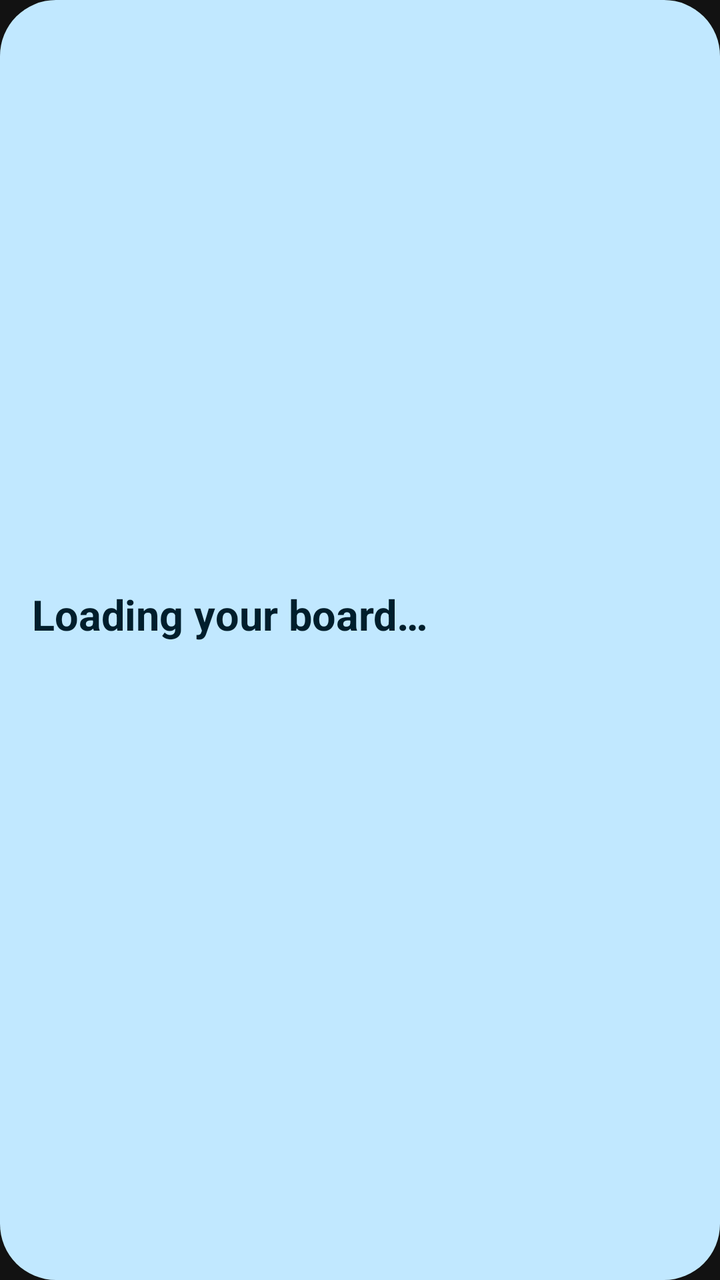
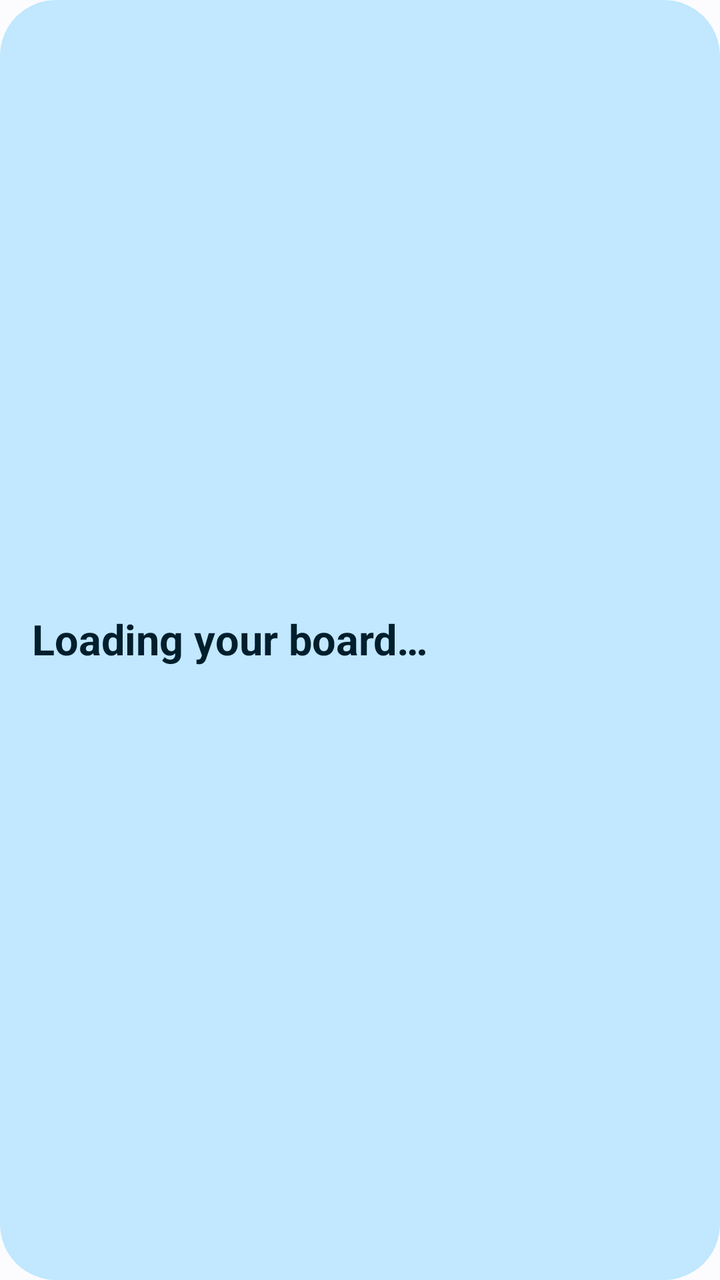

Compare the two renders of this Android layout. The source of the first and the diff that turns it into the second are given below.
<!-- AndroidManifest.xml: application theme Theme.MuseBoard -->
<!-- res/layout/widget_focus.xml -->
<?xml version="1.0" encoding="utf-8"?>
<LinearLayout xmlns:android="http://schemas.android.com/apk/res/android"
    android:id="@android:id/background"
    android:layout_width="match_parent"
    android:layout_height="match_parent"
    android:background="@drawable/mb_widget_bg"
    android:gravity="center_vertical"
    android:orientation="vertical"
    android:padding="16dp">

    <LinearLayout
        android:layout_width="match_parent"
        android:layout_height="wrap_content"
        android:gravity="center_vertical"
        android:orientation="horizontal">

        <LinearLayout
            android:layout_width="0dp"
            android:layout_height="wrap_content"
            android:layout_weight="1"
            android:orientation="vertical">

            <LinearLayout
                android:layout_width="match_parent"
                android:layout_height="wrap_content"
                android:orientation="horizontal">

                <TextView
                    android:id="@+id/mb_meta"
                    android:layout_width="0dp"
                    android:layout_height="wrap_content"
                    android:layout_weight="1"
                    android:ellipsize="end"
                    android:letterSpacing="0.08"
                    android:maxLines="1"
                    android:textAllCaps="true"
                    android:textColor="@color/mb_muted"
                    android:textSize="11sp" />

                <TextView
                    android:id="@+id/mb_count"
                    android:layout_width="wrap_content"
                    android:layout_height="wrap_content"
                    android:layout_marginStart="8dp"
                    android:maxLines="1"
                    android:textColor="@color/mb_muted"
                    android:textSize="11sp" />
            </LinearLayout>

            <TextView
                android:id="@+id/mb_step"
                android:layout_width="match_parent"
                android:layout_height="wrap_content"
                android:layout_marginTop="6dp"
                android:ellipsize="end"
                android:maxLines="2"
                android:text="@string/widget_loading"
                android:textColor="@color/mb_on_surface"
                android:textSize="21sp"
                android:textStyle="bold" />

            <TextView
                android:id="@+id/mb_task"
                android:layout_width="match_parent"
                android:layout_height="wrap_content"
                android:layout_marginTop="4dp"
                android:ellipsize="end"
                android:maxLines="1"
                android:textColor="@color/mb_muted"
                android:textSize="13sp" />

            <TextView
                android:id="@+id/mb_then"
                android:layout_width="match_parent"
                android:layout_height="wrap_content"
                android:layout_marginTop="8dp"
                android:ellipsize="end"
                android:maxLines="1"
                android:textColor="@color/mb_muted"
                android:textSize="12sp" />
        </LinearLayout>

        <LinearLayout
            android:layout_width="wrap_content"
            android:layout_height="wrap_content"
            android:layout_marginStart="12dp"
            android:gravity="center_horizontal"
            android:orientation="vertical">

            <ImageView
                android:id="@+id/mb_btn_done"
                android:layout_width="60dp"
                android:layout_height="60dp"
                android:background="@drawable/mb_done_bg"
                android:contentDescription="@string/done_label"
                android:scaleType="center"
                android:src="@drawable/mb_ic_check"
                android:visibility="gone" />

            <TextView
                android:id="@+id/mb_btn_later"
                android:layout_width="wrap_content"
                android:layout_height="44dp"
                android:gravity="center"
                android:minWidth="60dp"
                android:paddingStart="8dp"
                android:paddingEnd="8dp"
                android:text="@string/later"
                android:textColor="@color/mb_muted"
                android:textSize="14sp"
                android:visibility="gone" />
        </LinearLayout>
    </LinearLayout>

    
    <LinearLayout
        android:id="@+id/mb_upnext"
        android:layout_width="match_parent"
        android:layout_height="wrap_content"
        android:layout_marginTop="14dp"
        android:background="@drawable/mb_inset_bg"
        android:orientation="vertical"
        android:paddingStart="14dp"
        android:paddingTop="6dp"
        android:paddingEnd="14dp"
        android:paddingBottom="6dp"
        android:visibility="gone">

        <LinearLayout
            android:id="@+id/mb_up_1"
            android:layout_width="match_parent"
            android:layout_height="wrap_content"
            android:orientation="horizontal"
            android:paddingTop="7dp"
            android:paddingBottom="7dp"
            android:visibility="gone">

            <TextView
                android:id="@+id/mb_up_1_title"
                android:layout_width="0dp"
                android:layout_height="wrap_content"
                android:layout_weight="1"
                android:ellipsize="end"
                android:maxLines="1"
                android:textColor="@color/mb_on_surface"
                android:textSize="14sp" />

            <TextView
                android:id="@+id/mb_up_1_when"
                android:layout_width="wrap_content"
                android:layout_height="wrap_content"
                android:layout_marginStart="12dp"
                android:textColor="@color/mb_muted"
                android:textSize="13sp" />
        </LinearLayout>

        <LinearLayout
            android:id="@+id/mb_up_2"
            android:layout_width="match_parent"
            android:layout_height="wrap_content"
            android:orientation="horizontal"
            android:paddingTop="7dp"
            android:paddingBottom="7dp"
            android:visibility="gone">

            <TextView
                android:id="@+id/mb_up_2_title"
                android:layout_width="0dp"
                android:layout_height="wrap_content"
                android:layout_weight="1"
                android:ellipsize="end"
                android:maxLines="1"
                android:textColor="@color/mb_on_surface"
                android:textSize="14sp" />

            <TextView
                android:id="@+id/mb_up_2_when"
                android:layout_width="wrap_content"
                android:layout_height="wrap_content"
                android:layout_marginStart="12dp"
                android:textColor="@color/mb_muted"
                android:textSize="13sp" />
        </LinearLayout>

        <LinearLayout
            android:id="@+id/mb_up_3"
            android:layout_width="match_parent"
            android:layout_height="wrap_content"
            android:orientation="horizontal"
            android:paddingTop="7dp"
            android:paddingBottom="7dp"
            android:visibility="gone">

            <TextView
                android:id="@+id/mb_up_3_title"
                android:layout_width="0dp"
                android:layout_height="wrap_content"
                android:layout_weight="1"
                android:ellipsize="end"
                android:maxLines="1"
                android:textColor="@color/mb_on_surface"
                android:textSize="14sp" />

            <TextView
                android:id="@+id/mb_up_3_when"
                android:layout_width="wrap_content"
                android:layout_height="wrap_content"
                android:layout_marginStart="12dp"
                android:textColor="@color/mb_muted"
                android:textSize="13sp" />
        </LinearLayout>
    </LinearLayout>

</LinearLayout>
<!-- resources referenced by this layout -->
<resources>
  <color name="mb_muted">#3a4a6b</color>
  <color name="mb_on_surface">#001a41</color>
  <!-- drawable mb_done_bg (drawable) -->
  <?xml version="1.0" encoding="utf-8"?>
  <shape xmlns:android="http://schemas.android.com/apk/res/android"
      android:shape="oval">
      <solid android:color="@color/mb_primary" />
  </shape>
  <!-- drawable mb_ic_check (drawable) -->
  <?xml version="1.0" encoding="utf-8"?>
  <vector xmlns:android="http://schemas.android.com/apk/res/android"
      android:width="28dp"
      android:height="28dp"
      android:viewportWidth="24"
      android:viewportHeight="24">
      <path
          android:fillColor="#00000000"
          android:pathData="M5,12.5 L9.5,17 L19,7.5"
          android:strokeWidth="2.6"
          android:strokeColor="@color/mb_on_primary"
          android:strokeLineCap="round"
          android:strokeLineJoin="round" />
  </vector>
  <!-- drawable mb_inset_bg (drawable) -->
  <?xml version="1.0" encoding="utf-8"?>
  <shape xmlns:android="http://schemas.android.com/apk/res/android"
      android:shape="rectangle">
      <solid android:color="@color/mb_inset" />
      <corners android:radius="@dimen/mb_radius_inner" />
  </shape>
  <!-- drawable mb_widget_bg (drawable) -->
  <?xml version="1.0" encoding="utf-8"?>
  <shape xmlns:android="http://schemas.android.com/apk/res/android"
      android:shape="rectangle">
      <solid android:color="@color/mb_surface" />
      <corners android:radius="@dimen/mb_radius" />
  </shape>
  <string name="done_label">Done</string>
  <string name="later">Later</string>
  <string name="widget_loading">Loading your board…</string>
  <style name="Theme.MuseBoard" parent="android:Theme.Material.NoActionBar">
          <item name="android:windowBackground">@color/widget_bg</item>
          <item name="android:textColorPrimary">@color/text</item>
          <item name="android:textColorSecondary">@color/muted</item>
          <item name="android:colorPrimary">@color/accent</item>
          <item name="android:colorPrimaryDark">@color/widget_bg</item>
          <item name="android:colorAccent">@color/accent</item>
      </style>
  <color name="mb_primary">#2b5bb5</color>
  <color name="mb_on_primary">#ffffff</color>
  <color name="mb_inset">#c6d3fa</color>
  <dimen name="mb_radius_inner">16dp</dimen>
  <color name="mb_surface">#dae2ff</color>
  <dimen name="mb_radius">24dp</dimen>
  <color name="widget_bg">#121212</color>
  <color name="text">#f2f2f2</color>
  <color name="muted">#a8a8a8</color>
  <color name="accent">#2f9e6e</color>
</resources>

<!-- the commit's change to res/layout/widget_focus.xml (unified diff, before → after) -->
@@ -69,15 +69,40 @@
                 android:textColor="@color/mb_muted"
                 android:textSize="13sp" />
 
-            <TextView
-                android:id="@+id/mb_then"
-                android:layout_width="match_parent"
-                android:layout_height="wrap_content"
-                android:layout_marginTop="8dp"
-                android:ellipsize="end"
-                android:maxLines="1"
-                android:textColor="@color/mb_muted"
-                android:textSize="12sp" />
+            
+            <LinearLayout
+                android:id="@+id/mb_then_row"
+                android:layout_width="match_parent"
+                android:layout_height="wrap_content"
+                android:layout_marginTop="4dp"
+                android:gravity="center_vertical"
+                android:minHeight="24dp"
+                android:orientation="horizontal"
+                android:visibility="gone">
+
+                <TextView
+                    android:id="@+id/mb_then"
+                    android:layout_width="0dp"
+                    android:layout_height="wrap_content"
+                    android:layout_weight="1"
+                    android:ellipsize="end"
+                    android:maxLines="1"
+                    android:textColor="@color/mb_muted"
+                    android:textSize="12sp" />
+
+                <TextView
+                    android:id="@+id/mb_undo"
+                    android:layout_width="wrap_content"
+                    android:layout_height="32dp"
+                    android:gravity="center"
+                    android:paddingStart="10dp"
+                    android:paddingEnd="10dp"
+                    android:text="@string/undo"
+                    android:textColor="@color/mb_primary"
+                    android:textSize="13sp"
+                    android:textStyle="bold"
+                    android:visibility="gone" />
+            </LinearLayout>
         </LinearLayout>
 
         <LinearLayout
@@ -110,6 +135,54 @@
                 android:textSize="14sp"
                 android:visibility="gone" />
         </LinearLayout>
+    </LinearLayout>
+
+    
+    <LinearLayout
+        android:id="@+id/mb_later_row"
+        android:layout_width="match_parent"
+        android:layout_height="wrap_content"
+        android:layout_marginTop="10dp"
+        android:orientation="horizontal"
+        android:visibility="gone">
+
+        <TextView
+            android:id="@+id/mb_later_1"
+            android:layout_width="0dp"
+            android:layout_height="44dp"
+            android:layout_weight="1"
+            android:background="@drawable/mb_chip_bg"
+            android:gravity="center"
+            android:maxLines="1"
+            android:textColor="@color/mb_on_surface"
+            android:textSize="14sp"
+            android:visibility="gone" />
+
+        <TextView
+            android:id="@+id/mb_later_2"
+            android:layout_width="0dp"
+            android:layout_height="44dp"
+            android:layout_marginStart="6dp"
+            android:layout_weight="1"
+            android:background="@drawable/mb_chip_bg"
+            android:gravity="center"
+            android:maxLines="1"
+            android:textColor="@color/mb_on_surface"
+            android:textSize="14sp"
+            android:visibility="gone" />
+
+        <TextView
+            android:id="@+id/mb_later_3"
+            android:layout_width="0dp"
+            android:layout_height="44dp"
+            android:layout_marginStart="6dp"
+            android:layout_weight="1"
+            android:background="@drawable/mb_chip_bg"
+            android:gravity="center"
+            android:maxLines="1"
+            android:textColor="@color/mb_on_surface"
+            android:textSize="14sp"
+            android:visibility="gone" />
     </LinearLayout>
 
     
<!-- resource entries referenced after the edit -->
@@ -39,24 +39,31 @@
   </shape>
   <string name="done_label">Done</string>
   <string name="later">Later</string>
+  <string name="undo">Undo</string>
   <string name="widget_loading">Loading your board…</string>
-  <style name="Theme.MuseBoard" parent="android:Theme.Material.NoActionBar">
-          <item name="android:windowBackground">@color/widget_bg</item>
-          <item name="android:textColorPrimary">@color/text</item>
-          <item name="android:textColorSecondary">@color/muted</item>
-          <item name="android:colorPrimary">@color/accent</item>
-          <item name="android:colorPrimaryDark">@color/widget_bg</item>
-          <item name="android:colorAccent">@color/accent</item>
+  <style name="Theme.MuseBoard" parent="android:Theme.Material.Light.NoActionBar">
+          <item name="android:windowBackground">@color/mb_page</item>
+          <item name="android:statusBarColor">@color/mb_page</item>
+          <item name="android:navigationBarColor">@color/mb_page</item>
+          <item name="android:windowLightStatusBar">true</item>
+          <item name="android:colorPrimary">@color/mb_primary</item>
+          <item name="android:colorAccent">@color/mb_primary</item>
+          <item name="android:textColorPrimary">@color/mb_on_surface</item>
+          <item name="android:textColorSecondary">@color/mb_muted</item>
       </style>
   <color name="mb_primary">#2b5bb5</color>
+  <!-- drawable mb_chip_bg (drawable) -->
+  <?xml version="1.0" encoding="utf-8"?>
+  <shape xmlns:android="http://schemas.android.com/apk/res/android"
+      android:shape="rectangle">
+      <solid android:color="@color/mb_inset" />
+      <corners android:radius="22dp" />
+  </shape>
   <color name="mb_on_primary">#ffffff</color>
   <color name="mb_inset">#c6d3fa</color>
   <dimen name="mb_radius_inner">16dp</dimen>
   <color name="mb_surface">#dae2ff</color>
   <dimen name="mb_radius">24dp</dimen>
-  <color name="widget_bg">#121212</color>
-  <color name="text">#f2f2f2</color>
-  <color name="muted">#a8a8a8</color>
-  <color name="accent">#2f9e6e</color>
+  <color name="mb_page">#f9f9ff</color>
 </resources>
 
